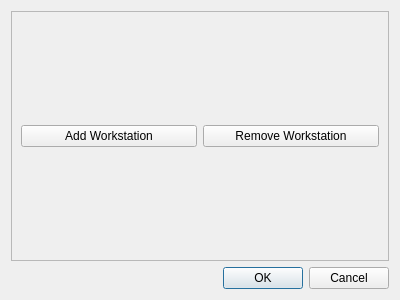
maurerpe/WorkstationScheduler, file descriptiondialog.ui: the form before one commit.
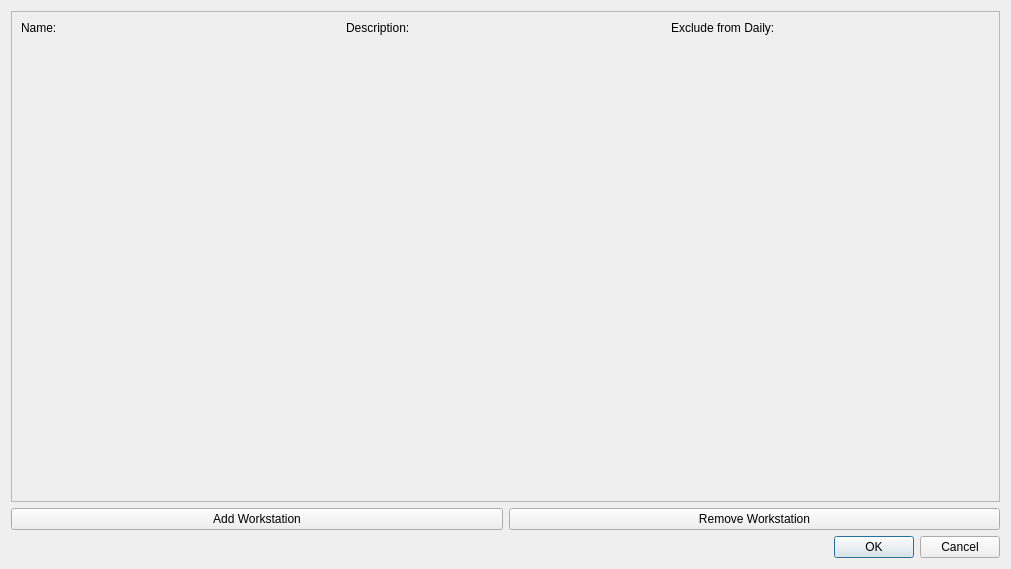
The form after the commit.

Commit message:
Add ability to rename workstations and exclude them from the daily tab.
Also, simplify the setting of fg/bg colors.

The edit to the form file:
```diff
--- a/descriptiondialog.ui
+++ b/descriptiondialog.ui
@@ -6,15 +6,15 @@
    <rect>
     <x>0</x>
     <y>0</y>
-    <width>400</width>
-    <height>300</height>
+    <width>1011</width>
+    <height>569</height>
    </rect>
   </property>
   <property name="windowTitle">
    <string>Dialog</string>
   </property>
   <layout class="QGridLayout" name="gridLayout">
-   <item row="1" column="0">
+   <item row="2" column="0">
     <widget class="QDialogButtonBox" name="buttonBox">
      <property name="orientation">
       <enum>Qt::Horizontal</enum>
@@ -37,29 +37,33 @@
        <rect>
         <x>0</x>
         <y>0</y>
-        <width>380</width>
-        <height>245</height>
+        <width>991</width>
+        <height>489</height>
        </rect>
       </property>
       <layout class="QGridLayout" name="gridLayout_2">
        <item row="0" column="0">
         <layout class="QVBoxLayout" name="verticalLayout">
          <item>
-          <layout class="QFormLayout" name="workstationForm"/>
-         </item>
-         <item>
-          <layout class="QHBoxLayout" name="horizontalLayout">
-           <item>
-            <widget class="QPushButton" name="addWorkstation">
+          <layout class="QGridLayout" name="workstationGrid">
+           <item row="0" column="2">
+            <widget class="QLabel" name="label_3">
              <property name="text">
-              <string>Add Workstation</string>
+              <string>Exclude from Daily:</string>
              </property>
             </widget>
            </item>
-           <item>
-            <widget class="QPushButton" name="removeWorkstation">
+           <item row="0" column="1">
+            <widget class="QLabel" name="label_2">
              <property name="text">
-              <string>Remove Workstation</string>
+              <string>Description: </string>
+             </property>
+            </widget>
+           </item>
+           <item row="0" column="0">
+            <widget class="QLabel" name="label">
+             <property name="text">
+              <string>Name:</string>
              </property>
             </widget>
            </item>
@@ -67,10 +71,41 @@
          </item>
         </layout>
        </item>
+       <item row="1" column="0">
+        <spacer name="verticalSpacer">
+         <property name="orientation">
+          <enum>Qt::Vertical</enum>
+         </property>
+         <property name="sizeHint" stdset="0">
+          <size>
+           <width>20</width>
+           <height>40</height>
+          </size>
+         </property>
+        </spacer>
+       </item>
       </layout>
      </widget>
     </widget>
    </item>
+   <item row="1" column="0">
+    <layout class="QHBoxLayout" name="horizontalLayout">
+     <item>
+      <widget class="QPushButton" name="addWorkstation">
+       <property name="text">
+        <string>Add Workstation</string>
+       </property>
+      </widget>
+     </item>
+     <item>
+      <widget class="QPushButton" name="removeWorkstation">
+       <property name="text">
+        <string>Remove Workstation</string>
+       </property>
+      </widget>
+     </item>
+    </layout>
+   </item>
   </layout>
  </widget>
  <resources/>
```
Left out of the diff: 8 changed lines with no effect on the pictures. The commit also changes 9 other files.
